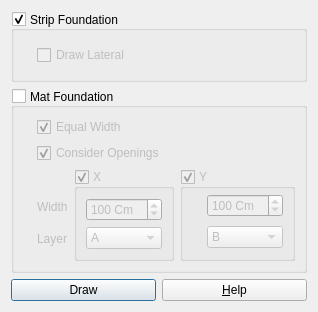
The window that safe/punch/Resources/ui/draw_automatic_strip.ui (ebrahimraeyat/OSAFE) describes before a commit, drawn with Qt 5.
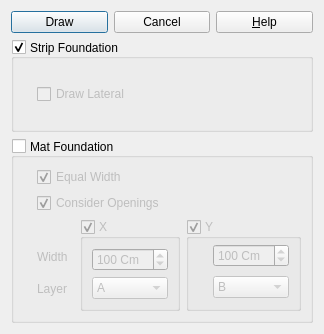
The same window after the commit. Icons and pictures are not drawn.

Commit message: Remove standard buttons from dialogs

What changed in the file:
```diff
--- a/safe/punch/Resources/ui/draw_automatic_strip.ui
+++ b/safe/punch/Resources/ui/draw_automatic_strip.ui
@@ -6,8 +6,8 @@
    <rect>
     <x>0</x>
     <y>0</y>
-    <width>308</width>
-    <height>312</height>
+    <width>324</width>
+    <height>334</height>
    </rect>
   </property>
   <property name="windowTitle">
@@ -18,6 +18,64 @@
     <normaloff>:/safe/Resources/icons/strip.svg</normaloff>:/safe/Resources/icons/strip.svg</iconset>
   </property>
   <layout class="QVBoxLayout" name="verticalLayout">
+   <item>
+    <layout class="QHBoxLayout" name="horizontalLayout">
+     <item>
+      <widget class="QPushButton" name="create_pushbutton">
+       <property name="text">
+        <string>Draw</string>
+       </property>
+       <property name="icon">
+        <iconset resource="../../py_widget/resource.qrc">
+         <normaloff>:/safe/Resources/icons/strip.svg</normaloff>:/safe/Resources/icons/strip.svg</iconset>
+       </property>
+       <property name="iconSize">
+        <size>
+         <width>40</width>
+         <height>40</height>
+        </size>
+       </property>
+      </widget>
+     </item>
+     <item>
+      <widget class="QPushButton" name="cancel_pushbutton">
+       <property name="text">
+        <string>Cancel</string>
+       </property>
+       <property name="icon">
+        <iconset resource="../../py_widget/resource.qrc">
+         <normaloff>:/safe/Resources/icons/cancel.png</normaloff>:/safe/Resources/icons/cancel.png</iconset>
+       </property>
+       <property name="iconSize">
+        <size>
+         <width>40</width>
+         <height>40</height>
+        </size>
+       </property>
+      </widget>
+     </item>
+     <item>
+      <widget class="QPushButton" name="help">
+       <property name="text">
+        <string>&amp;Help</string>
+       </property>
+       <property name="icon">
+        <iconset resource="../../py_widget/resource.qrc">
+         <normaloff>:/safe/Resources/icons/help.png</normaloff>:/safe/Resources/icons/help.png</iconset>
+       </property>
+       <property name="iconSize">
+        <size>
+         <width>40</width>
+         <height>40</height>
+        </size>
+       </property>
+       <property name="shortcut">
+        <string>F1</string>
+       </property>
+      </widget>
+     </item>
+    </layout>
+   </item>
    <item>
     <widget class="QGroupBox" name="strip_foundation">
      <property name="title">
@@ -251,35 +309,6 @@
      </layout>
     </widget>
    </item>
-   <item>
-    <layout class="QHBoxLayout" name="horizontalLayout">
-     <item>
-      <widget class="QPushButton" name="draw_button">
-       <property name="text">
-        <string>Draw</string>
-       </property>
-       <property name="icon">
-        <iconset resource="../../py_widget/resource.qrc">
-         <normaloff>:/safe/Resources/icons/strip.svg</normaloff>:/safe/Resources/icons/strip.svg</iconset>
-       </property>
-      </widget>
-     </item>
-     <item>
-      <widget class="QPushButton" name="help">
-       <property name="text">
-        <string>&amp;Help</string>
-       </property>
-       <property name="icon">
-        <iconset resource="../../py_widget/resource.qrc">
-         <normaloff>:/safe/Resources/icons/help.png</normaloff>:/safe/Resources/icons/help.png</iconset>
-       </property>
-       <property name="shortcut">
-        <string>F1</string>
-       </property>
-      </widget>
-     </item>
-    </layout>
-   </item>
   </layout>
  </widget>
  <resources>
```
The commit also changes 14 other files.
